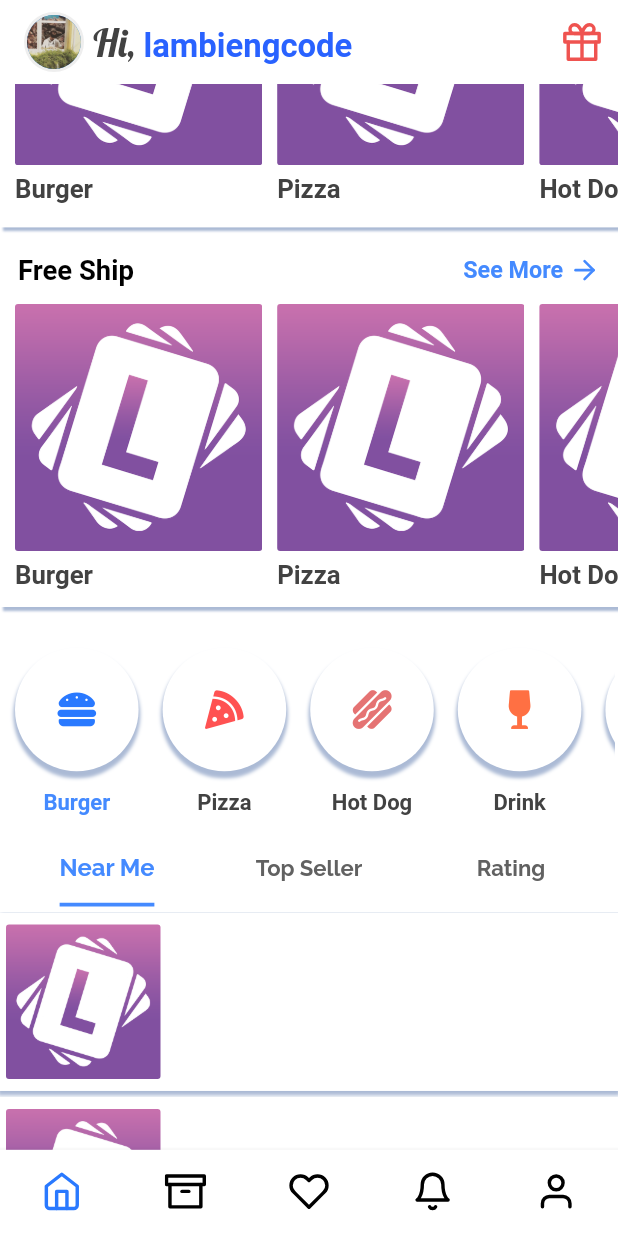
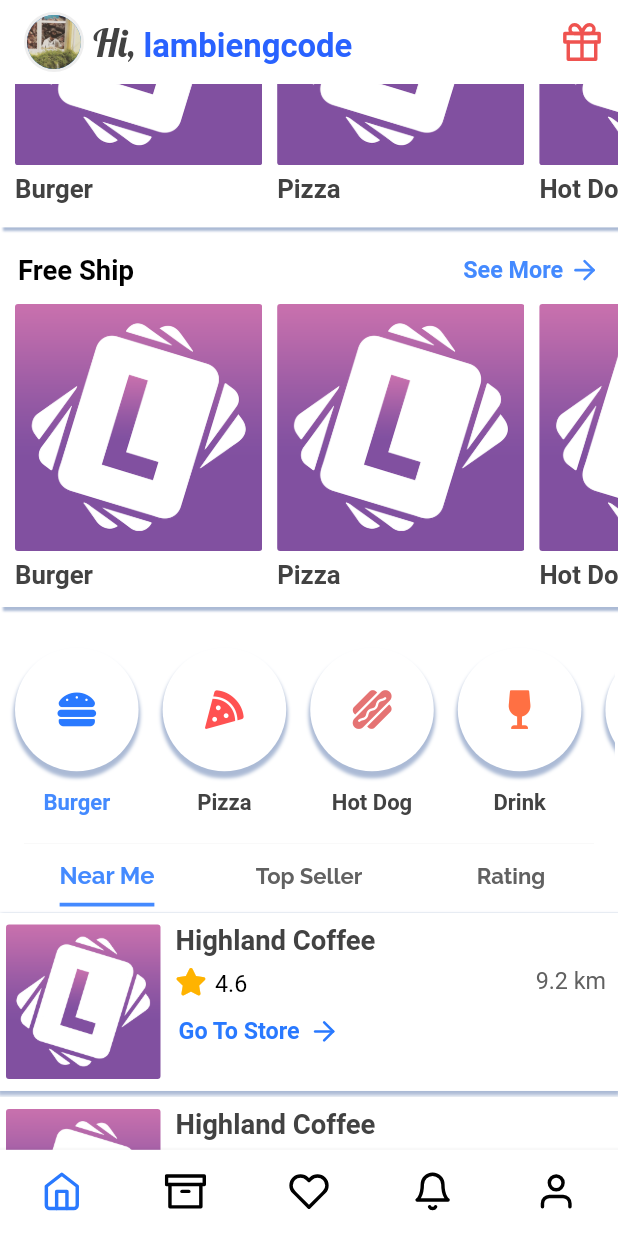
Before and after one commit to lambiengcode/flutter-ecommerce-app-sandbox, a Flutter app: the screen it shows after launch, scrolled down 576 dp, on a phone screen of 412 x 824 dp. Run offline on Flutter 3.47's test engine with Material 2 defaults, Android fonts, the light colour scheme and no system bars; our stand-ins replace carousel_slider, flutter_icons, font_awesome_flutter, get; network calls fail.

Commit message:
done UI home

```diff
--- a/lib/src/pages/home/home_page.dart
+++ b/lib/src/pages/home/home_page.dart
@@ -1,7 +1,10 @@
 import 'package:flutter/material.dart';
 import 'package:flutter_icons/flutter_icons.dart';
+import 'package:font_awesome_flutter/font_awesome_flutter.dart';
 import 'package:now/src/models/access.dart';
 import 'package:now/src/pages/home/widgets/build_list_product.dart';
+import 'package:now/src/pages/home/widgets/build_product_card.dart';
+import 'package:now/src/pages/home/widgets/carousel_widget.dart';
 
 class HomePage extends StatefulWidget {
   @override
@@ -11,8 +14,8 @@ class HomePage extends StatefulWidget {
 class _HomePageState extends State<HomePage>
     with SingleTickerProviderStateMixin {
   TabController _tabController;
+  ScrollController scrollController = new ScrollController();
   final dataKey = new GlobalKey();
-  final ScrollController scrollController = new ScrollController();
 
   List<Widget> _pages;
 
@@ -28,8 +31,12 @@ class _HomePageState extends State<HomePage>
       BuildListProduct(
         scrollKey: scrollController,
       ),
-      Container(),
-      Container(),
+      BuildListProduct(
+        scrollKey: scrollController,
+      ),
+      BuildListProduct(
+        scrollKey: scrollController,
+      ),
     ];
   }
 
@@ -181,13 +188,7 @@ class _HomePageState extends State<HomePage>
                 margin: EdgeInsets.symmetric(
                   horizontal: 16.0,
                 ),
-                decoration: BoxDecoration(
-                  borderRadius: BorderRadius.circular(10.0),
-                  image: DecorationImage(
-                    image: AssetImage('images/logo.png'),
-                    fit: BoxFit.cover,
-                  ),
-                ),
+                child: CarouselImage(),
               ),
               SizedBox(
                 height: 8.0,
@@ -557,6 +558,16 @@ class _HomePageState extends State<HomePage>
                         },
                       ),
                     ),
+                    SizedBox(
+                      height: 12.0,
+                    ),
+                    Divider(
+                      height: .25,
+                      thickness: .25,
+                      indent: 16.0,
+                      endIndent: 16.0,
+                      color: Colors.grey.shade200,
+                    ),
                     Expanded(
                         child: Container(
                       alignment: Alignment.bottomCenter,
@@ -599,15 +610,9 @@ class _HomePageState extends State<HomePage>
                   ],
                 ),
               ),
-              Container(
-                height: _size.height * .75,
-                child: TabBarView(
-                  controller: _tabController,
-                  children: _pages.map((Widget tab) {
-                    return tab;
-                  }).toList(),
-                ),
-              ),
+              ...actions.map((item) {
+                return BuildProductCard();
+              }).toList(),
             ],
           ),
         ),
--- /dev/null
+++ b/lib/src/pages/home/widgets/build_product_card.dart
@@ -0,0 +1,141 @@
+import 'package:flutter/material.dart';
+import 'package:flutter_icons/flutter_icons.dart';
+import 'package:font_awesome_flutter/font_awesome_flutter.dart';
+
+class BuildProductCard extends StatefulWidget {
+  @override
+  State<StatefulWidget> createState() => _BuildProductCardState();
+}
+
+class _BuildProductCardState extends State<BuildProductCard> {
+  @override
+  Widget build(BuildContext context) {
+    final _size = MediaQuery.of(context).size;
+    return Container(
+      margin: EdgeInsets.only(
+        bottom: 4.0,
+      ),
+      padding: EdgeInsets.symmetric(
+        horizontal: 4.0,
+        vertical: 8.0,
+      ),
+      decoration: BoxDecoration(
+        color: Colors.white,
+        boxShadow: [
+          BoxShadow(
+            color: Color(0xFFABBAD5),
+            spreadRadius: 1.15,
+            blurRadius: 1.25,
+            offset: Offset(.0, 2.5), // changes position of shadow
+          ),
+        ],
+      ),
+      child: Row(
+        crossAxisAlignment: CrossAxisAlignment.start,
+        mainAxisAlignment: MainAxisAlignment.start,
+        children: [
+          Container(
+            height: _size.width * .25,
+            width: _size.width * .25,
+            decoration: BoxDecoration(
+              borderRadius: BorderRadius.circular(2.0),
+              image: DecorationImage(
+                image: AssetImage('images/logo.png'),
+                fit: BoxFit.cover,
+              ),
+            ),
+          ),
+          SizedBox(
+            width: 10.0,
+          ),
+          Expanded(
+            child: Column(
+              crossAxisAlignment: CrossAxisAlignment.start,
+              mainAxisAlignment: MainAxisAlignment.start,
+              children: [
+                Text(
+                  'Highland Coffee',
+                  style: TextStyle(
+                    color: Colors.grey.shade800,
+                    fontSize: _size.width / 22.5,
+                    fontWeight: FontWeight.bold,
+                  ),
+                ),
+                SizedBox(
+                  height: 6.0,
+                ),
+                Row(
+                  mainAxisAlignment: MainAxisAlignment.spaceBetween,
+                  children: [
+                    Row(
+                      mainAxisAlignment: MainAxisAlignment.start,
+                      children: [
+                        Icon(
+                          FontAwesomeIcons.solidStar,
+                          color: Colors.amber.shade600,
+                          size: _size.width / 22.5,
+                        ),
+                        SizedBox(
+                          width: 8.0,
+                        ),
+                        Padding(
+                          padding: EdgeInsets.only(top: 4.0),
+                          child: Text(
+                            '4.6',
+                            style: TextStyle(
+                              color: Colors.black,
+                              fontSize: _size.width / 26.5,
+                              fontWeight: FontWeight.w400,
+                            ),
+                          ),
+                        ),
+                      ],
+                    ),
+                    Padding(
+                      padding: EdgeInsets.only(right: 4.0),
+                      child: Text(
+                        '9.2 km',
+                        style: TextStyle(
+                          color: Colors.grey.shade700,
+                          fontSize: _size.width / 26.5,
+                          fontWeight: FontWeight.w400,
+                        ),
+                      ),
+                    ),
+                  ],
+                ),
+                SizedBox(
+                  height: 12.0,
+                ),
+                Padding(
+                  padding: EdgeInsets.only(left: 2.0),
+                  child: Row(
+                    mainAxisAlignment: MainAxisAlignment.start,
+                    children: [
+                      Text(
+                        'Go To Store',
+                        style: TextStyle(
+                          fontSize: _size.width / 26.5,
+                          color: Colors.blueAccent.shade400,
+                          fontWeight: FontWeight.w600,
+                        ),
+                      ),
+                      SizedBox(
+                        width: 6.0,
+                      ),
+                      Icon(
+                        Feather.arrow_right,
+                        color: Colors.blueAccent.shade400,
+                        size: _size.width / 20.0,
+                      ),
+                    ],
+                  ),
+                )
+              ],
+            ),
+          ),
+        ],
+      ),
+    );
+  }
+}
--- a/pubspec.yaml
+++ b/pubspec.yaml
@@ -38,6 +38,7 @@ dependencies:
   font_awesome_flutter: ^8.8.1
   line_awesome_flutter: ^1.0.1
   simple_animations: ^1.3.3
+  carousel_slider: ^2.3.1
 
 
 dev_dependencies:
```
Also changed, not shown: lib/src/pages/home/widgets/build_list_product.dart (+109 -1 lines), lib/src/pages/home/widgets/carousel_widget.dart (added, +141 -0 lines), firebase.json (added), pubspec.lock, 3 other files.
